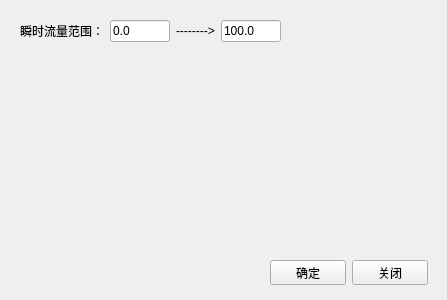
Qt form qt_data/bs/bs3.0/set.ui (hn9527git/learngit) before a commit.
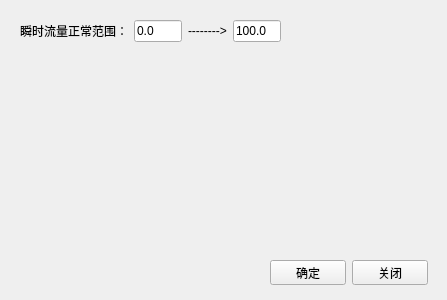
The same form after that commit.

What changed in the file:
```diff
--- a/qt_data/bs/bs3.0/set.ui
+++ b/qt_data/bs/bs3.0/set.ui
@@ -13,7 +13,7 @@
   <property name="windowTitle">
    <string>Form</string>
   </property>
-  <widget class="QWidget" name="">
+  <widget class="QWidget" name="layoutWidget">
    <property name="geometry">
     <rect>
      <x>20</x>
@@ -26,7 +26,7 @@
     <item>
      <widget class="QLabel" name="label">
       <property name="text">
-       <string>瞬时流量范围：</string>
+       <string>瞬时流量正常范围：</string>
       </property>
      </widget>
     </item>
@@ -53,7 +53,7 @@
     </item>
    </layout>
   </widget>
-  <widget class="QWidget" name="">
+  <widget class="QWidget" name="layoutWidget">
    <property name="geometry">
     <rect>
      <x>270</x>
```
